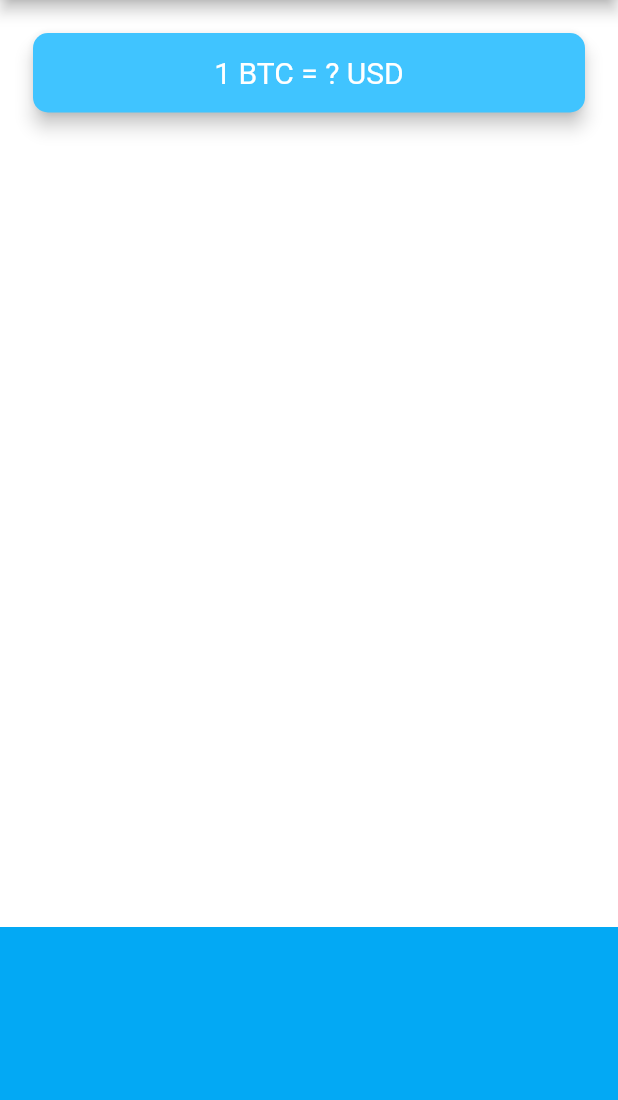
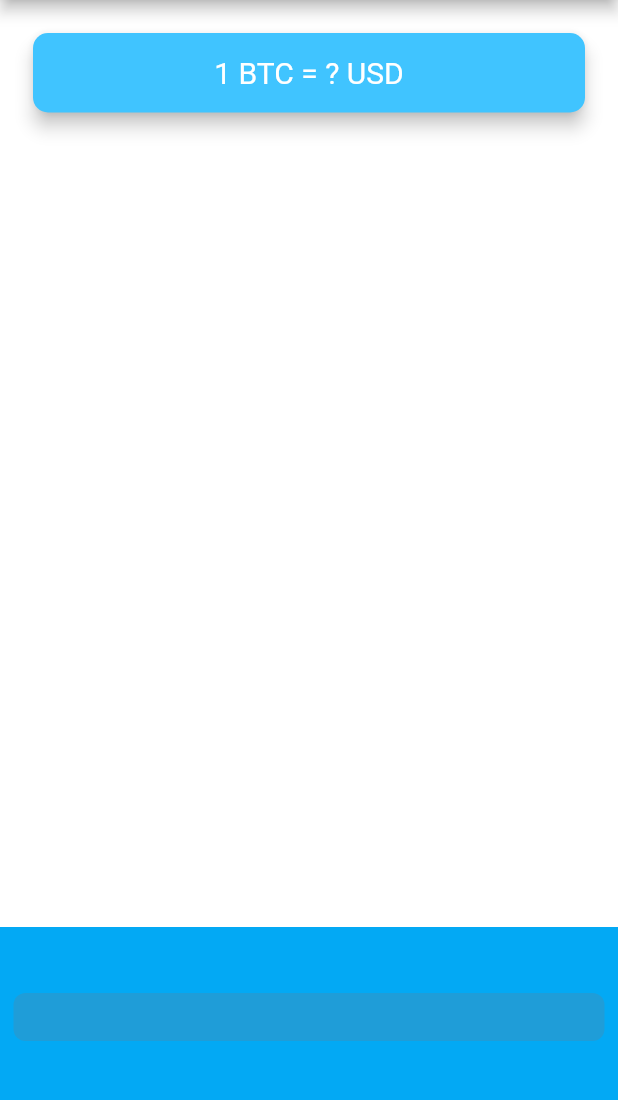
Before and after one commit to ravijaanthony/bitcoin_ticker_flutter, a Flutter app: the screen it shows after launch, on a phone screen of 412 x 824 dp, the part 84-1184 px from its top. Run offline on Flutter 3.47's test engine with Material 2 defaults, Android fonts, the phone set to English and light mode, and no system bars.

Commit message:
Updated the scroll wheel for iOS

```diff
--- a/lib/price_screen.dart
+++ b/lib/price_screen.dart
@@ -1,4 +1,7 @@
+import 'package:flutter/cupertino.dart';
 import 'package:flutter/material.dart';
+
+import 'coin_data.dart';
 
 class PriceScreen extends StatefulWidget {
   @override
@@ -6,8 +9,33 @@ class PriceScreen extends StatefulWidget {
 }
 
 class _PriceScreenState extends State<PriceScreen> {
+  String selectedCurrency = "USD";
+
+  List<DropdownMenuItem> getDropdownList() {
+    List<DropdownMenuItem<String>> dropDownItems = [];
+    for (String value in currenciesList) {
+      var newItem = DropdownMenuItem(
+        child: Text(value),
+        value: value,
+      );
+      dropDownItems.add(newItem);
+    }
+    return dropDownItems;
+  }
+
+  List<Widget> getPickerItems() {
+    List<Text> pickerItemList = [];
+    for (String currency in currenciesList) {
+      pickerItemList.add(Text(currency));
+    }
+
+    return pickerItemList;
+  }
+
   @override
   Widget build(BuildContext context) {
+    getDropdownList();
+
     return Scaffold(
       appBar: AppBar(
         title: Text('🤑 Coin Ticker'),
@@ -38,14 +66,34 @@ class _PriceScreenState extends State<PriceScreen> {
             ),
           ),
           Container(
-            height: 150.0,
-            alignment: Alignment.center,
-            padding: EdgeInsets.only(bottom: 30.0),
-            color: Colors.lightBlue,
-            child: null,
-          ),
+              height: 150.0,
+              alignment: Alignment.center,
+              padding: EdgeInsets.only(bottom: 30.0),
+              color: Colors.lightBlue,
+              child: CupertinoPicker(
+                  backgroundColor: Colors.lightBlue,
+                  itemExtent: 32,
+                  onSelectedItemChanged: (selectedIndex) {
+                    print(selectedIndex);
+                  },
+                  children: []
+                  // Text("USD"),
+                  // Text("EUR"),
+                  // Text("GBP"),
+                  // ],
+                  )),
         ],
       ),
     );
   }
 }
+
+// DropdownButton(
+// value: selectedCurrency,
+// items: getDropdownList(),
+// onChanged: (value) {
+// setState(() {
+// selectedCurrency = value!;
+// });
+// },
+// ),
```
